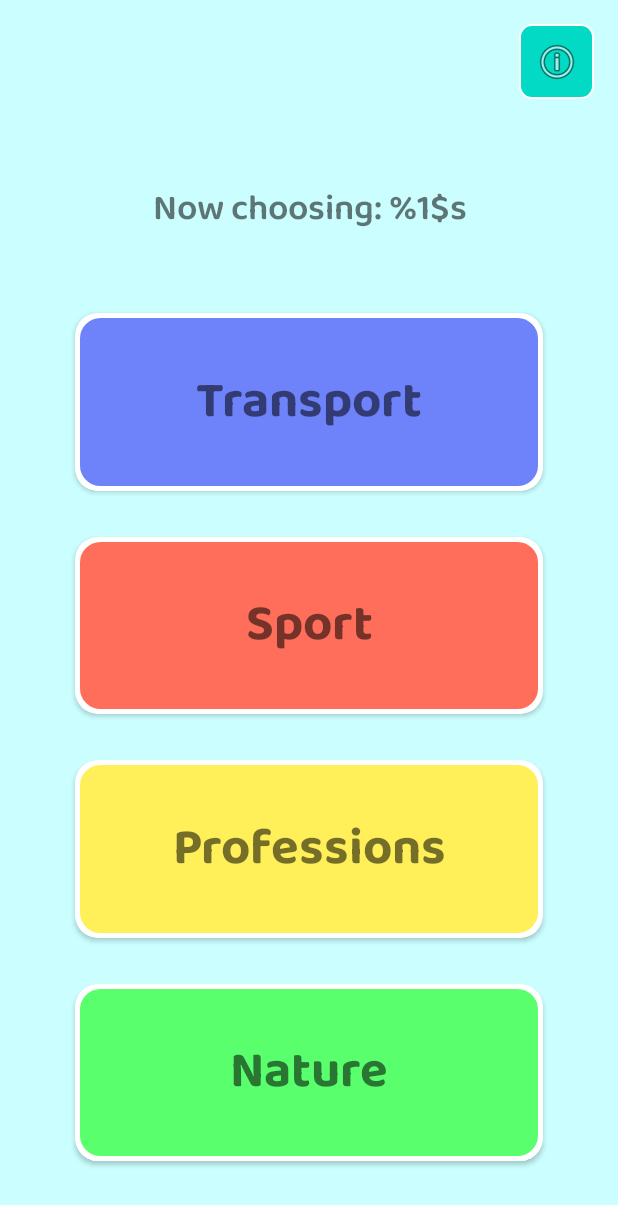
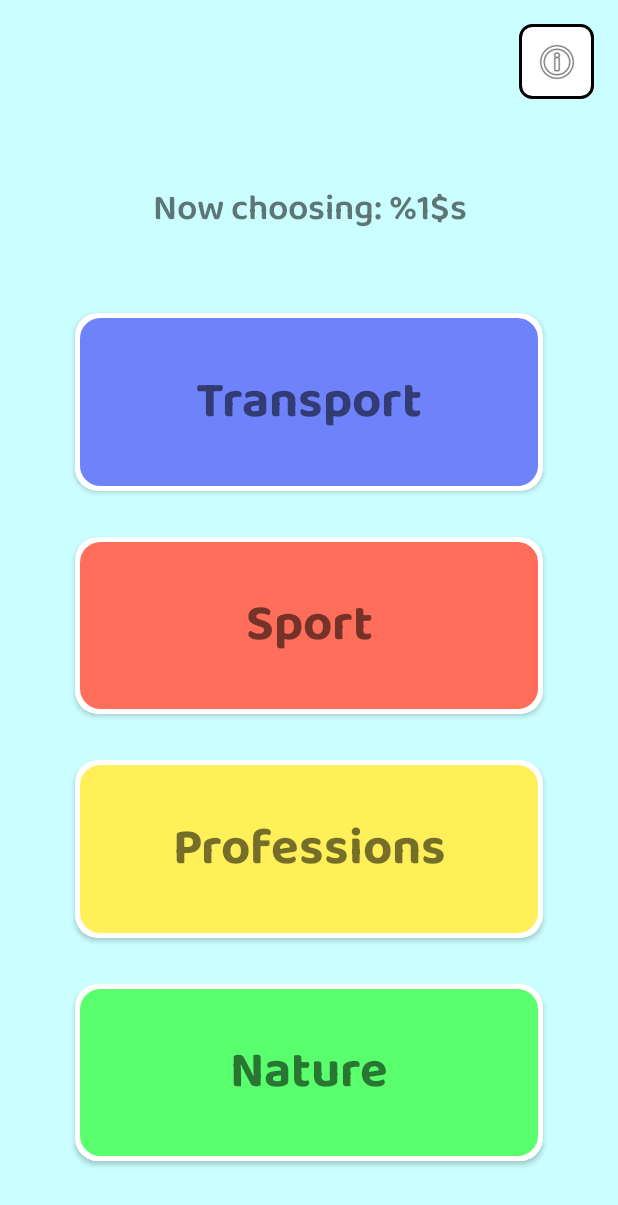
Before and after one commit to shmatozz/SoundQuiz, an Android app: the layout fragment_game.xml on its own in the app's theme, with its tools: preview values and no code run, on a phone screen of 412 x 824 dp. Shown: the top 1205 px of the screen. Run offline under Robolectric (Android 15) with nearby library versions, the phone set to English and light mode, and no system bars.

Commit message:
recolor some buttons

```diff
--- a/app/src/main/res/layout/fragment_game.xml
+++ b/app/src/main/res/layout/fragment_game.xml
@@ -131,7 +131,7 @@
 
     <ImageButton
         android:id="@+id/current_score_button"
-        style="@style/button"
+        style="@style/white_button"
         android:layout_width="50dp"
         android:layout_height="50dp"
         android:layout_marginTop="16dp"
--- a/app/src/main/res/layout/fragment_players_add.xml
+++ b/app/src/main/res/layout/fragment_players_add.xml
@@ -7,7 +7,7 @@
     android:layout_height="match_parent"
     android:background="@color/light_blue"
     android:hapticFeedbackEnabled="false"
-    tools:context=".PlayersAddFragment"
+    tools:context=".fragments.PlayersAddFragment"
     tools:layout_editor_absoluteX="0dp"
     tools:layout_editor_absoluteY="-1dp">
 
```
